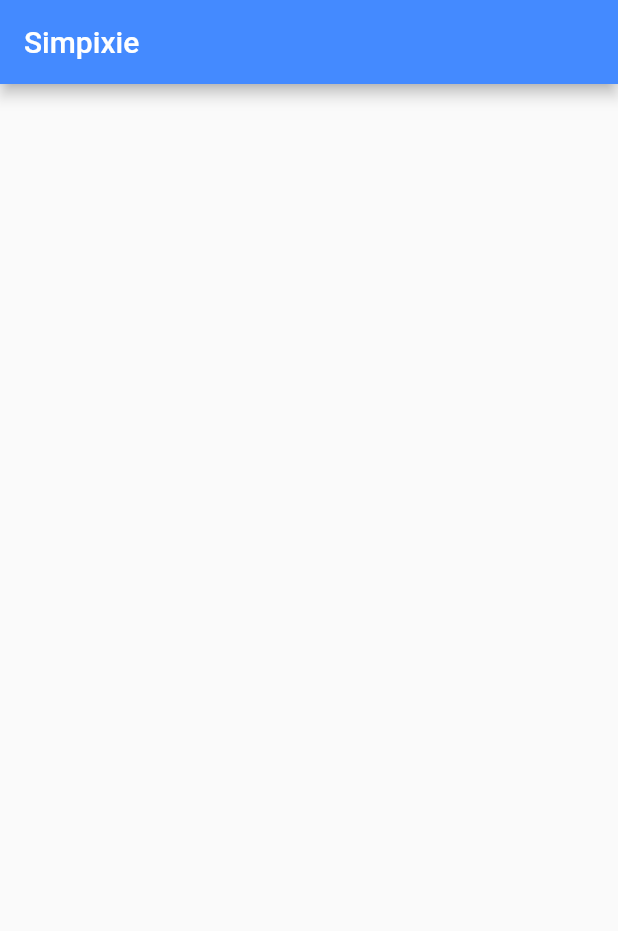
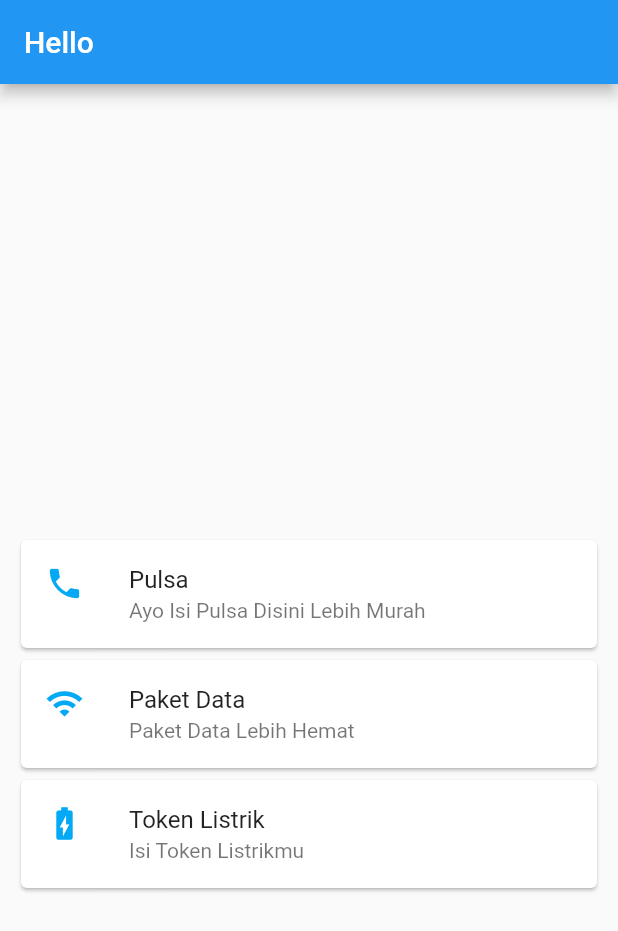
Before and after one commit to muhammadsaddamnur/Aplikasi-Pulsa, a Flutter app: the screen it shows after launch, on a phone screen of 412 x 824 dp. Shown: the top 931 px of the screen. Run offline on Flutter 3.47's test engine with Material 2 defaults, Android fonts, the phone set to English and light mode, and no system bars.

Commit message:
udah bisa card baris 3 dengan effect ripple(Inkwell)

```diff
--- a/lib/main.dart
+++ b/lib/main.dart
@@ -1,101 +1,88 @@
 import 'package:flutter/material.dart';
-import 'dart:async';
-import 'dart:convert';
-import 'package:http/http.dart' as http;
+import 'package:flutter/services.dart';
 
-void main(){
-  runApp(MaterialApp(
-    home: simpixiedata(),
-  ));
+void main() {
+  SystemChrome.setPreferredOrientations([DeviceOrientation.portraitUp])
+      .then((_) {
+    runApp(new MyApp());
+  });
 }
 
-class simpixiedata extends StatefulWidget{
-  @override
-  simpixiestate createState() => simpixiestate();
-}
-
-class simpixiestate extends State<simpixiedata>{
-  /*final String url = "https://simpixie.com/api/android/Gameidx/slim-api/public/news/";*/
-  final String url = "https://simpixie.com/api/response.php";
-  List data;
-
-  Future<String> getSWData() async {
-    var res = await http.get(Uri.encodeFull(url),headers: {"Accept": "application/json"});
-
-    setState(() {
-      var resBody = json.decode(res.body);
-      data = resBody["message"]; //isi dari datanya message "message":[{//
-    });
-
-    return "Success";
-  }
-
+class MyApp extends StatelessWidget {
   @override
   Widget build(BuildContext context) {
-    return Scaffold(
-      appBar: AppBar(
-        title: Text("Simpixie"),
-        backgroundColor: Colors.blueAccent,
-      ),
-      body: ListView.builder(
-        itemCount: data == null ? 0 : data.length,
-        itemBuilder: (BuildContext context, int index){
-          return new Container(
-            child: Center(
-              child: Column(
-                crossAxisAlignment: CrossAxisAlignment.stretch,
-                children: <Widget>[
-                  Card(
-                    child: Container(
-                      padding: EdgeInsets.all(15.0),
-                      child: Row(
-                        children: <Widget>[
-                          Text("Kode :"),
-                          Text(data[index]["code"],
-                            style: TextStyle(
-                                fontSize: 18.0,
-                                color: Colors.black54
+
+
+    final crdPulsa = new Container(
+      margin: new EdgeInsets.only(left: 10.0, right: 10.0),
+      child: new SizedBox(
+        height: 80.0,
+        child: new Card(
+            child: new InkWell(
+              onTap: (){print("tapped");},
+              child: new ListTile(
+                leading: new Icon(Icons.phone, color: Colors.lightBlue,size: 26.0,),
+                title: new Text("Pulsa"),
+                subtitle: new Text("Ayo Isi Pulsa Disini Lebih Murah"),
               ),
             ),
-                          Text("Harga :"),
-                          Text(data[index]["price"],
-                            style: TextStyle(
-                                fontSize: 18.0,
-                                color: Colors.black54
         ),
       ),
-                        ],
-                      )
+    );
 
+
+    final crdData = new Container(
+      margin: new EdgeInsets.only(left: 10.0, right: 10.0),
+      child: new SizedBox(
+        height: 80.0,
+        child: new Card(
+          child: new InkWell(
+            onTap: (){print("tapped");},
+            child: new ListTile(
+              leading: new Icon(Icons.wifi, color: Colors.lightBlue,size: 26.0,),
+              title: new Text("Paket Data"),
+              subtitle: new Text("Paket Data Lebih Hemat"),
             ),
           ),
+        ),
+      ),
+    );
 
 
+    final crdToken = new Container(
+      margin: new EdgeInsets.only(left: 10.0, right: 10.0),
+      child: new SizedBox(
+        height: 80.0,
+        child: new Card(
+          child: new InkWell(
+            onTap: (){print("tapped");},
+            child: new ListTile(
+              leading: new Icon(Icons.battery_charging_full, color: Colors.lightBlue,size: 26.0,),
+              title: new Text("Token Listrik"),
+              subtitle: new Text("Isi Token Listrikmu"),
+            ),
+          ),
+        ),
+      ),
+    );
 
-//                  Card(
-//                    child: Container(
-//                      padding: EdgeInsets.all(15.0),
-//                      child: Text(data[index]["price"],
-//                        style: TextStyle(
-//                            fontSize: 18.0,
-//                            color: Colors.black54
-//                        ),),
-//                    ),
-//                  )
-
-
-
+    return new MaterialApp(
+      title: "",
+      home: new Scaffold(appBar: new AppBar(
+        title: new Text("Hello"),
+      ),
+        body: new Container(
+          margin: new EdgeInsets.only(top: 300.0),
+          child: new Column(
+            children: <Widget>[
+              crdPulsa,
+              crdData,
+              crdToken
             ],
           ),
         ),
-          );
-        },
       ),
     );
   }
-  @override
-  void initState() {
-    super.initState();
-    this.getSWData();
+
 }
-}
```
Lines whose indentation alone changed are shown as unchanged.
